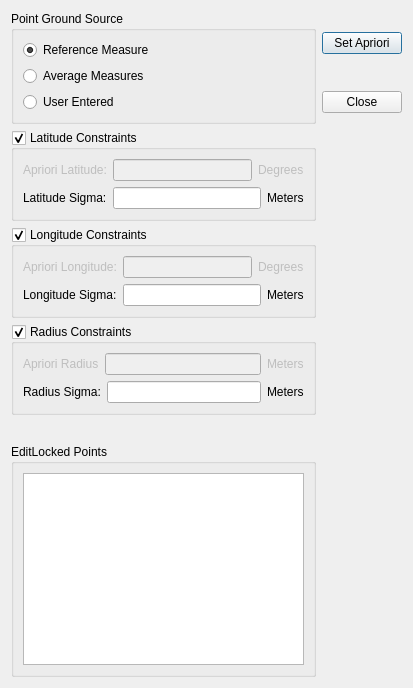
Before: the Qt Designer form isis/src/qisis/apps/qnet/QnetSetAprioriDialog.ui in DOI-USGS/ISIS3, drawn with Qt 5.
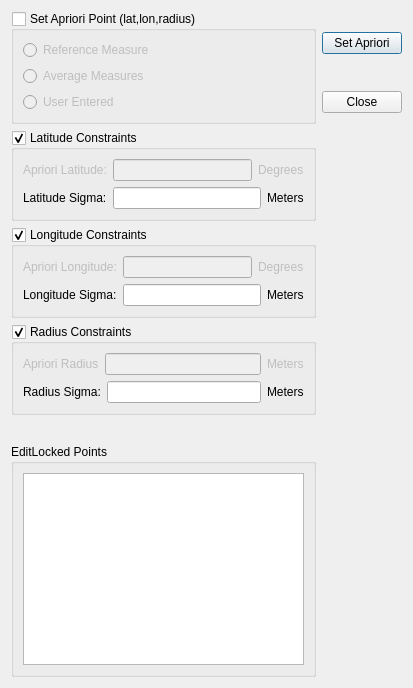
After: the same form once the commit is applied.

Diff of the .ui file:
```diff
--- a/isis/src/qisis/apps/qnet/QnetSetAprioriDialog.ui
+++ b/isis/src/qisis/apps/qnet/QnetSetAprioriDialog.ui
@@ -17,11 +17,17 @@
    <item row="0" column="0" rowspan="2">
     <widget class="QGroupBox" name="pointSourceGroupBox">
      <property name="title">
-      <string>Point Ground Source</string>
+      <string>Set Apriori Point (lat,lon,radius)</string>
      </property>
      <property name="flat">
       <bool>false</bool>
      </property>
+     <property name="checkable">
+      <bool>true</bool>
+     </property>
+     <property name="checked">
+      <bool>false</bool>
+     </property>
      <layout class="QGridLayout" name="gridLayout_4">
       <item row="0" column="0">
        <layout class="QVBoxLayout" name="verticalLayout">
@@ -31,7 +37,7 @@
            <string>Reference Measure</string>
           </property>
           <property name="checked">
-           <bool>true</bool>
+           <bool>false</bool>
           </property>
          </widget>
         </item>
```
